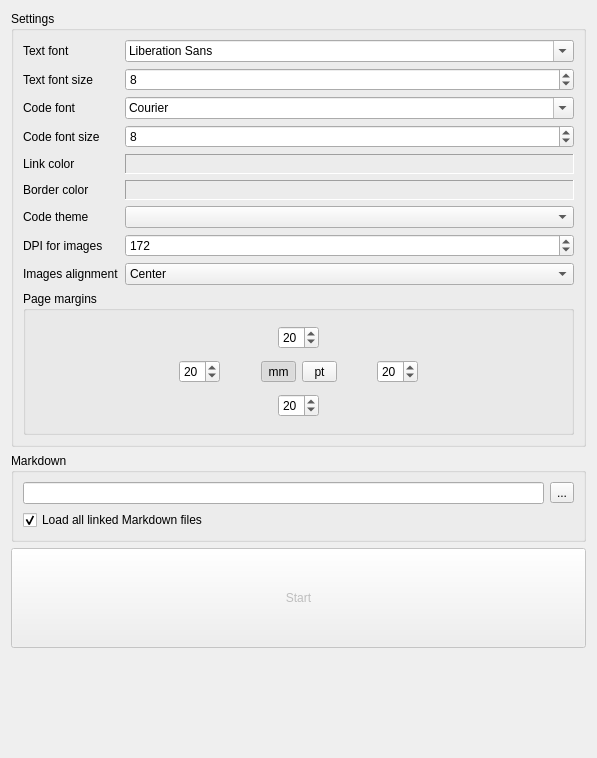
igormironchik/markdown-tools, file src/converter/main_window.ui: the form before one commit.
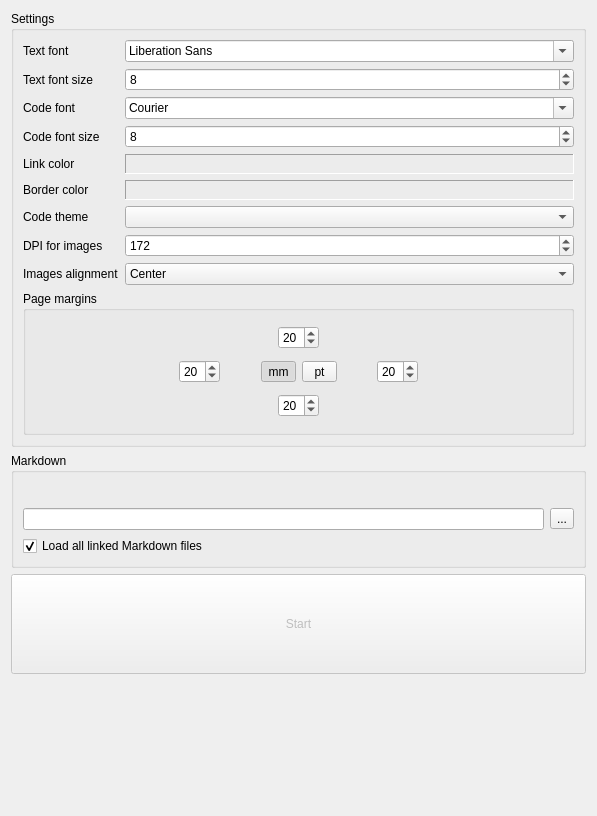
The form after the commit. Custom widgets are drawn as their Qt base class.

Commit message: Add working directory chooser to PDF converter.

The edit to the form file:
```diff
--- a/src/converter/main_window.ui
+++ b/src/converter/main_window.ui
@@ -11,7 +11,7 @@
     <x>0</x>
     <y>0</y>
     <width>597</width>
-    <height>758</height>
+    <height>816</height>
    </rect>
   </property>
   <property name="windowTitle">
@@ -537,6 +537,33 @@
       <string>Markdown</string>
      </property>
      <layout class="QVBoxLayout" name="verticalLayout_2">
+      <item>
+       <layout class="QHBoxLayout" name="m_workingDirectoryLayout">
+        <item>
+         <widget class="MdShared::FolderChooser" name="m_workingDirectory" native="true">
+          <property name="sizePolicy">
+           <sizepolicy hsizetype="Fixed" vsizetype="Fixed">
+            <horstretch>0</horstretch>
+            <verstretch>0</verstretch>
+           </sizepolicy>
+          </property>
+         </widget>
+        </item>
+        <item>
+         <spacer name="horizontalSpacer_9">
+          <property name="orientation">
+           <enum>Qt::Orientation::Horizontal</enum>
+          </property>
+          <property name="sizeHint" stdset="0">
+           <size>
+            <width>0</width>
+            <height>20</height>
+           </size>
+          </property>
+         </spacer>
+        </item>
+       </layout>
+      </item>
       <item>
        <layout class="QHBoxLayout" name="horizontalLayout">
         <item>
@@ -606,6 +633,12 @@
    <header>color_widget.hpp</header>
    <container>1</container>
   </customwidget>
+  <customwidget>
+   <class>MdShared::FolderChooser</class>
+   <extends>QWidget</extends>
+   <header>folder_chooser.hpp</header>
+   <container>1</container>
+  </customwidget>
  </customwidgets>
  <tabstops>
   <tabstop>m_textFont</tabstop>
```
Left out of the diff: 2 changed lines with no effect on the pictures. The commit also changes 4 other files.
